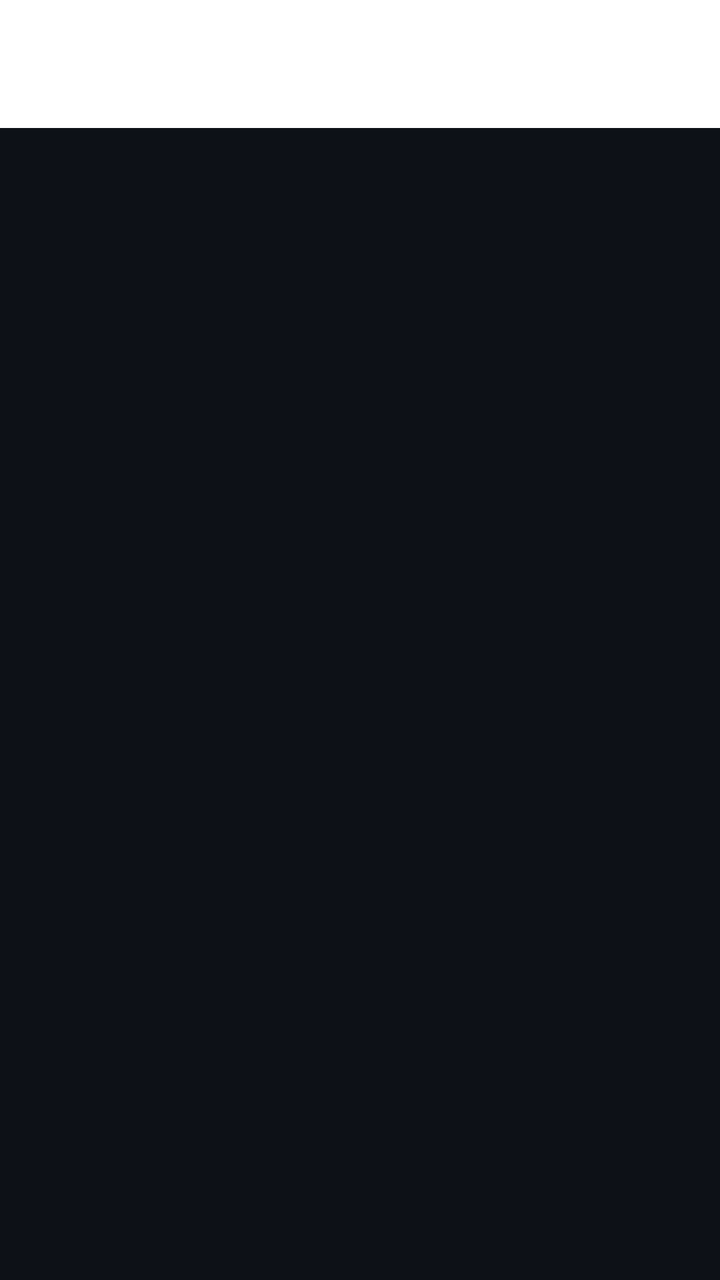
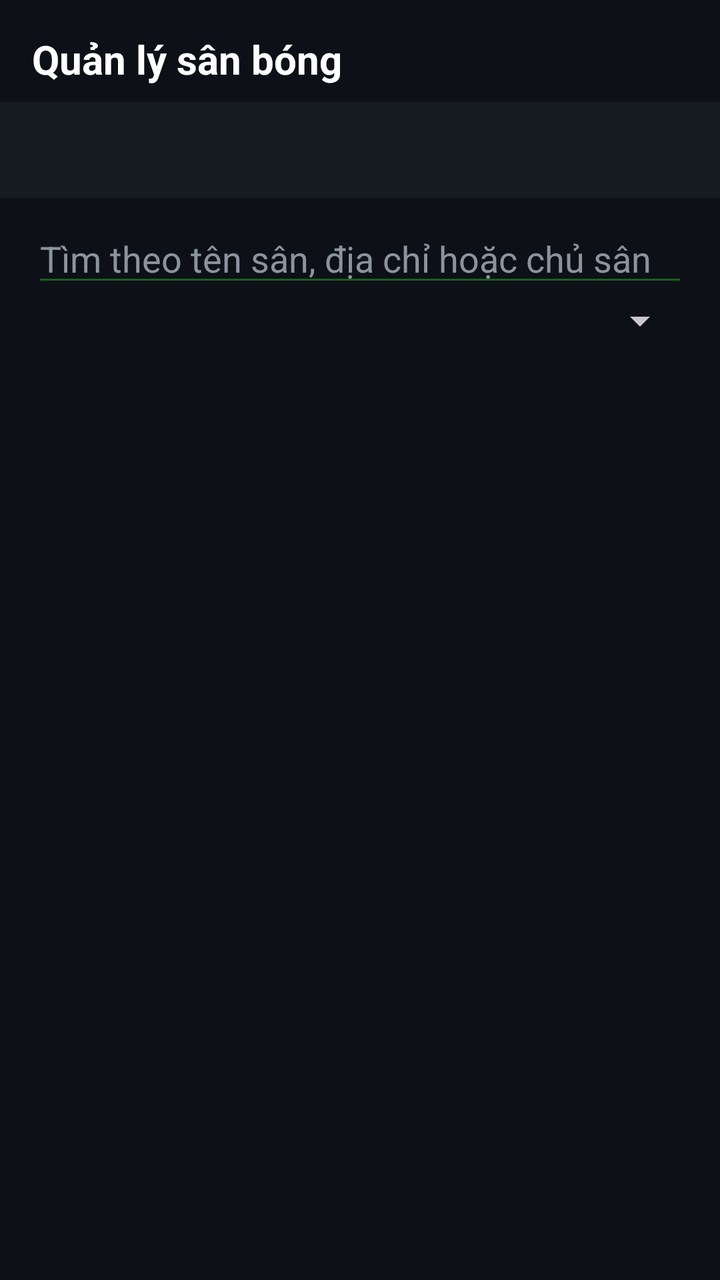

An Android layout rendered at two revisions. The XML below is the earlier revision; the diff shows what the commit changed to produce the second picture.
<!-- AndroidManifest.xml: application theme Theme.AndroidAdvance -->
<!-- res/layout/fragment_admin_pitch_moderation.xml -->
<?xml version="1.0" encoding="utf-8"?>
<LinearLayout xmlns:android="http://schemas.android.com/apk/res/android"
    android:layout_width="match_parent"
    android:layout_height="match_parent"
    android:orientation="vertical"
    android:background="@color/background_dark">

    <com.google.android.material.appbar.AppBarLayout
        android:layout_width="match_parent"
        android:layout_height="wrap_content">

        <androidx.appcompat.widget.Toolbar
            android:layout_width="match_parent"
            android:layout_height="?attr/actionBarSize"
            android:background="@color/white">

            <TextView
                android:layout_width="wrap_content"
                android:layout_height="wrap_content"
                android:text="Kiểm duyệt sân bóng"
                android:textColor="@color/white"
                android:textSize="20sp"
                android:textStyle="bold" />
        </androidx.appcompat.widget.Toolbar>
    </com.google.android.material.appbar.AppBarLayout>

    <FrameLayout
        android:layout_width="match_parent"
        android:layout_height="match_parent">

        <androidx.recyclerview.widget.RecyclerView
            android:id="@+id/rvPitches"
            android:layout_width="match_parent"
            android:layout_height="match_parent"
            android:clipToPadding="false"
            android:paddingBottom="16dp" />

        <ProgressBar
            android:id="@+id/progressBar"
            android:layout_width="wrap_content"
            android:layout_height="wrap_content"
            android:layout_gravity="center"
            android:visibility="gone" />

        <TextView
            android:id="@+id/tvEmpty"
            android:layout_width="wrap_content"
            android:layout_height="wrap_content"
            android:layout_gravity="center"
            android:text="Không có sân bóng nào"
            android:visibility="gone" />
    </FrameLayout>
</LinearLayout>
<!-- resources referenced by this layout -->
<resources>
  <color name="background_dark">#0D1117</color>
  <color name="white">#FFFFFF</color>
  <style name="Theme.AndroidAdvance" parent="Base.Theme.AndroidAdvance" />
  <style name="Base.Theme.AndroidAdvance" parent="Theme.Material3.Dark.NoActionBar">
          
          <item name="colorPrimary">@color/primary</item>
          <item name="colorPrimaryDark">@color/primary_dark</item>
          <item name="colorPrimaryVariant">@color/primary_variant</item>
          <item name="colorOnPrimary">@color/white</item>
  
          
          <item name="colorSecondary">@color/accent</item>
          <item name="colorOnSecondary">@color/black</item>
  
          
          <item name="android:colorBackground">@color/background_dark</item>
          <item name="colorSurface">@color/background_card</item>
          <item name="colorOnSurface">@color/text_primary</item>
          <item name="colorOnBackground">@color/text_primary</item>
  
          
          <item name="android:windowBackground">@color/background_dark</item>
          <item name="android:statusBarColor">@color/background_dark</item>
          <item name="android:navigationBarColor">@color/background_dark</item>
          <item name="android:windowLightStatusBar" tools:targetApi="23">false</item>
      </style>
  <color name="primary">#1B5E20</color>
  <color name="primary_dark">#003300</color>
  <color name="primary_variant">#2E7D32</color>
  <color name="accent">#FFD600</color>
  <color name="black">#000000</color>
  <color name="background_card">#161B22</color>
  <color name="text_primary">#FFFFFF</color>
</resources>

<!-- the commit's change to res/layout/fragment_admin_pitch_moderation.xml (unified diff, before → after) -->
@@ -1,32 +1,82 @@
 <?xml version="1.0" encoding="utf-8"?>
 <LinearLayout xmlns:android="http://schemas.android.com/apk/res/android"
+    xmlns:app="http://schemas.android.com/apk/res-auto"
     android:layout_width="match_parent"
     android:layout_height="match_parent"
     android:orientation="vertical"
     android:background="@color/background_dark">
 
-    <com.google.android.material.appbar.AppBarLayout
+    <TextView
         android:layout_width="match_parent"
-        android:layout_height="wrap_content">
+        android:layout_height="wrap_content"
+        android:paddingStart="16dp"
+        android:paddingTop="16dp"
+        android:paddingEnd="16dp"
+        android:paddingBottom="8dp"
+        android:text="Quản lý sân bóng"
+        android:textColor="@color/white"
+        android:textSize="20sp"
+        android:textStyle="bold" />
 
-        <androidx.appcompat.widget.Toolbar
-            android:layout_width="match_parent"
-            android:layout_height="?attr/actionBarSize"
-            android:background="@color/white">
+    <com.google.android.material.tabs.TabLayout
+        android:id="@+id/tabPitchMode"
+        android:layout_width="match_parent"
+        android:layout_height="wrap_content"
+        android:background="@color/background_card"
+        app:tabTextColor="@color/text_secondary"
+        app:tabSelectedTextColor="@color/white"
+        app:tabIndicatorColor="@color/primary" />
 
-            <TextView
-                android:layout_width="wrap_content"
-                android:layout_height="wrap_content"
-                android:text="Kiểm duyệt sân bóng"
-                android:textColor="@color/white"
-                android:textSize="20sp"
-                android:textStyle="bold" />
-        </androidx.appcompat.widget.Toolbar>
-    </com.google.android.material.appbar.AppBarLayout>
+    <EditText
+        android:id="@+id/etPitchSearch"
+        android:layout_width="match_parent"
+        android:layout_height="wrap_content"
+        android:layout_marginStart="16dp"
+        android:layout_marginTop="8dp"
+        android:layout_marginEnd="16dp"
+        android:hint="Tìm theo tên sân, địa chỉ hoặc chủ sân"
+        android:singleLine="true"
+        android:textColor="@color/white"
+        android:textColorHint="@color/text_secondary"
+        android:backgroundTint="@color/primary" />
+
+    <LinearLayout
+        android:layout_width="match_parent"
+        android:layout_height="wrap_content"
+        android:layout_marginStart="16dp"
+        android:layout_marginEnd="16dp"
+        android:orientation="horizontal">
+
+        <Spinner
+            android:id="@+id/spinnerPitchStatus"
+            android:layout_width="0dp"
+            android:layout_height="wrap_content"
+            android:layout_weight="1" />
+
+        <Spinner
+            android:id="@+id/spinnerPitchOwner"
+            android:layout_width="0dp"
+            android:layout_height="wrap_content"
+            android:layout_marginStart="8dp"
+            android:layout_weight="1"
+            android:visibility="gone" />
+    </LinearLayout>
+
+    <TextView
+        android:id="@+id/tvPitchCount"
+        android:layout_width="match_parent"
+        android:layout_height="wrap_content"
+        android:paddingStart="16dp"
+        android:paddingTop="4dp"
+        android:paddingEnd="16dp"
+        android:paddingBottom="4dp"
+        android:textColor="@color/text_secondary"
+        android:textSize="12sp" />
 
     <FrameLayout
         android:layout_width="match_parent"
-        android:layout_height="match_parent">
+        android:layout_height="0dp"
+        android:layout_weight="1">
 
         <androidx.recyclerview.widget.RecyclerView
             android:id="@+id/rvPitches"
@@ -47,7 +97,8 @@
             android:layout_width="wrap_content"
             android:layout_height="wrap_content"
             android:layout_gravity="center"
-            android:text="Không có sân bóng nào"
+            android:text="Không có sân phù hợp"
+            android:textColor="@color/text_secondary"
             android:visibility="gone" />
     </FrameLayout>
 </LinearLayout>
<!-- resource entries referenced after the edit -->
@@ -27,6 +27,7 @@
           <item name="android:windowLightStatusBar" tools:targetApi="23">false</item>
       </style>
   <color name="primary">#1B5E20</color>
+  <color name="text_secondary">#8B949E</color>
   <color name="primary_dark">#003300</color>
   <color name="primary_variant">#2E7D32</color>
   <color name="accent">#FFD600</color>
